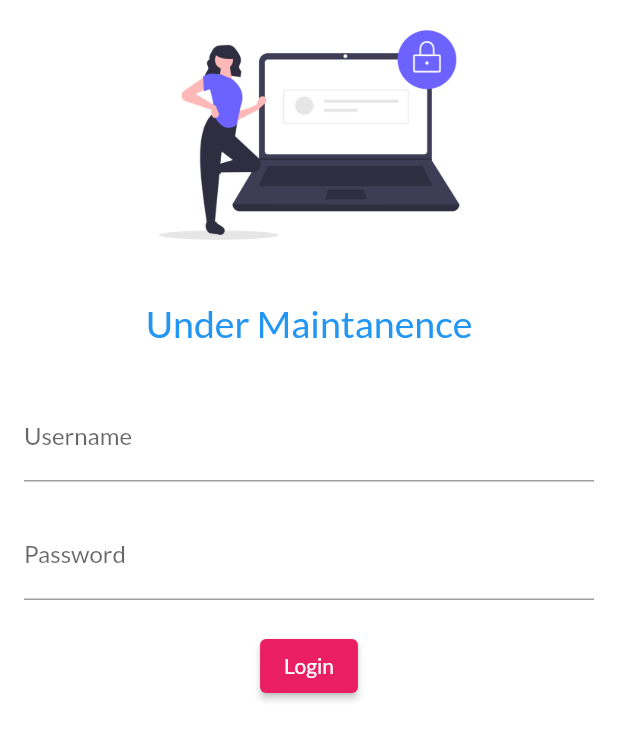
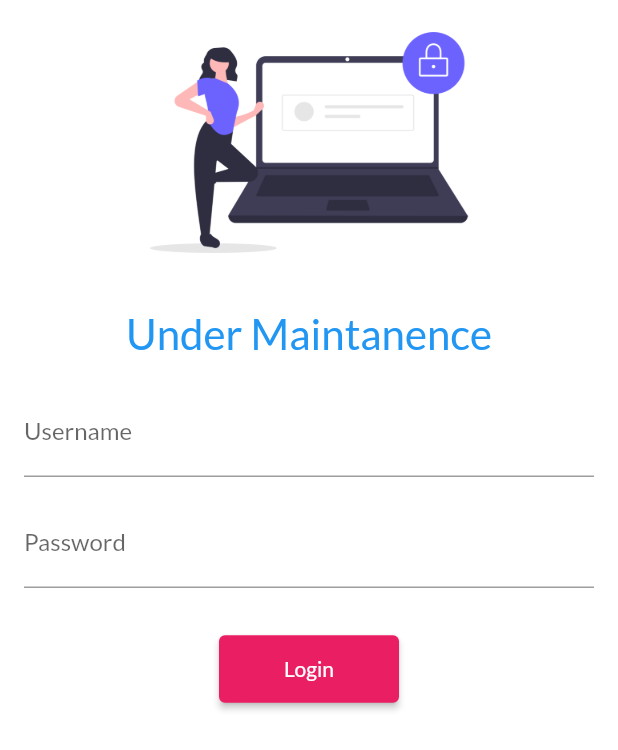
Before and after one commit to SarLok393/FlutterDemoProject, a Flutter app: the screen it shows after launch, on a phone screen of 412 x 824 dp. Shown: the top 750 px of the screen. Run offline on Flutter 3.47's test engine with Material 2 defaults, Android fonts, the light colour scheme and no system bars; our stand-ins replace google_fonts.

Commit message:
day 5 completed

```diff
--- a/lib/main.dart
+++ b/lib/main.dart
@@ -24,7 +24,8 @@ class MyApp extends StatelessWidget {
       //initialRoute: "/home",
       routes: {
         "/": (context) => const LoginPage(),
-        "/home": (context) => const HomePage()
+        "/home": (context) => const HomePage(),
+        "/login": (context) => const LoginPage()
       },
     );
   }
--- a/lib/pages/login_page.dart
+++ b/lib/pages/login_page.dart
@@ -1,4 +1,5 @@
 import 'package:flutter/material.dart';
+import 'package:flutter_demo_project/utils/routes.dart';
 
 class LoginPage extends StatelessWidget {
   const LoginPage({Key? key}) : super(key: key);
@@ -7,21 +8,23 @@ class LoginPage extends StatelessWidget {
   Widget build(BuildContext context) {
     return Material(
         color: Colors.white,
+        child: SingleChildScrollView(
           child: Column(
             children: [
               Image.asset(
                 "assets/images/login_page.png",
                 fit: BoxFit.cover,
-              height: 180,
+                height: 190,
               ),
-            const SizedBox(height: 20),
+              const SizedBox(height: 15),
               const Text("Under Maintanence",
                   style: TextStyle(
-                    fontSize: 25,
+                      fontSize: 28,
                       color: Colors.blue,
                       fontWeight: FontWeight.normal)),
               Padding(
-              padding: const EdgeInsets.symmetric(horizontal: 16, vertical: 32),
+                padding:
+                    const EdgeInsets.symmetric(horizontal: 16, vertical: 20),
                 child: Column(
                   children: [
                     TextFormField(
@@ -29,7 +32,7 @@ class LoginPage extends StatelessWidget {
                           hintText: "Enter Username", labelText: "Username"),
                     ),
                     const SizedBox(
-                    height: 20,
+                      height: 15,
                     ),
                     TextFormField(
                       obscureText: true,
@@ -37,16 +40,20 @@ class LoginPage extends StatelessWidget {
                           hintText: "Enter Password", labelText: "Password"),
                     ),
                     const SizedBox(
-                    height: 20,
+                      height: 30,
                     ),
                     ElevatedButton(
-                    onPressed: () {},
+                        onPressed: () {
+                          Navigator.pushNamed(context, MyRoutes.homeRoute);
+                        },
                         child: const Text("Login"),
-                  )
+                        style: TextButton.styleFrom(
+                            minimumSize: const Size(120, 45)))
                   ],
                 ),
               )
             ],
+          ),
         ));
   }
 }
--- /dev/null
+++ b/lib/utils/routes.dart
@@ -0,0 +1,4 @@
+class MyRoutes {
+  static String loginRoute = "/login";
+  static String homeRoute = "/home";
+}
```
Lines whose indentation alone changed are shown as unchanged.
